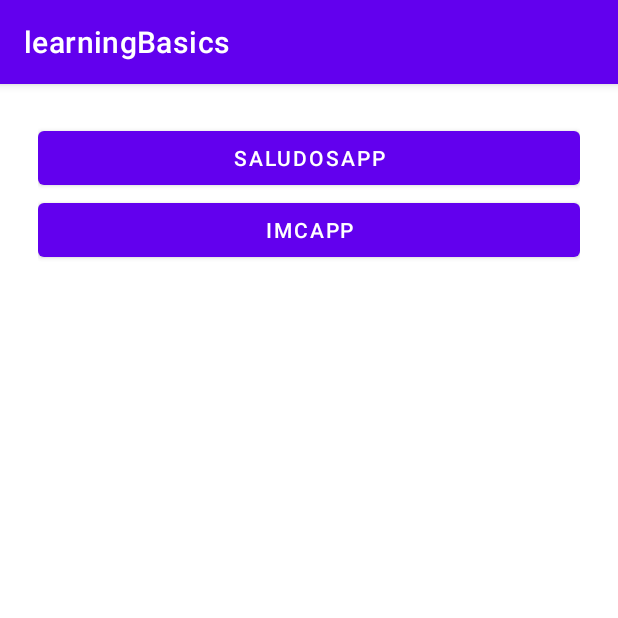
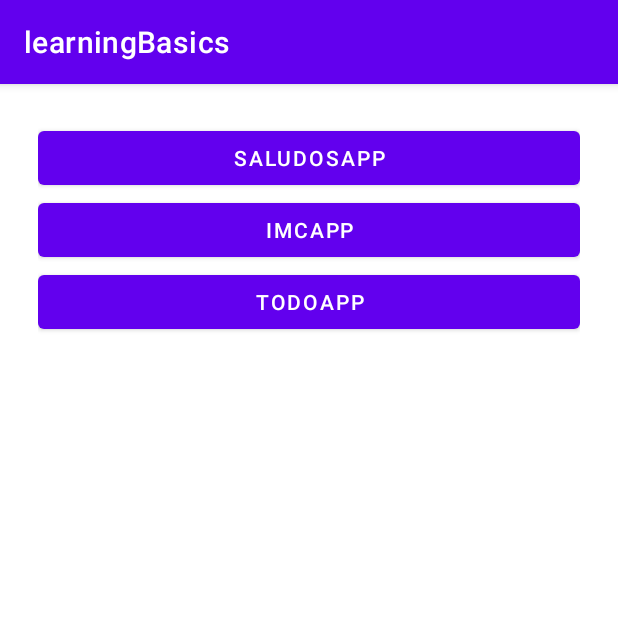
Before and after one commit to s4idl/learningBasicsKot, an Android app built with Jetpack Compose: the screen it shows after launch (MenuActivity), on a phone screen of 412 x 824 dp, the top half of it. Run offline under Robolectric (Android 15) with nearby library versions, the phone set to English and light mode, and no system bars.

Commit message:
first part

```diff
--- a/app/src/main/AndroidManifest.xml
+++ b/app/src/main/AndroidManifest.xml
@@ -11,6 +11,10 @@
         android:roundIcon="@mipmap/ic_launcher_round"
         android:supportsRtl="true"
         android:theme="@style/Theme.LearningBasics">
+        <activity
+            android:name=".todoapp.TodoActivity"
+            android:theme="@style/Theme.TODOapp"
+            android:exported="false" />
         <activity
             android:name=".imccalculator.ResultIMCActivity"
             android:exported="false" />
@@ -35,7 +39,7 @@
             android:theme="@style/Theme.LearningBasics" />
         <activity
             android:name=".firstapp.FirstAppActivity"
-            android:exported="true"></activity>
+            android:exported="true" />
     </application>
 
 </manifest>
--- a/app/src/main/java/com/s4id/learningbasics/MenuActivity.kt
+++ b/app/src/main/java/com/s4id/learningbasics/MenuActivity.kt
@@ -10,6 +10,7 @@ import androidx.core.view.ViewCompat
 import androidx.core.view.WindowInsetsCompat
 import com.s4id.learningbasics.firstapp.FirstAppActivity
 import com.s4id.learningbasics.imccalculator.ImcCalculatorActivity
+import com.s4id.learningbasics.todoapp.TodoActivity
 
 class MenuActivity : AppCompatActivity() {
     override fun onCreate(savedInstanceState: Bundle?) {
@@ -17,8 +18,10 @@ class MenuActivity : AppCompatActivity() {
         setContentView(R.layout.activity_menu)
         val btnSaludApp  = findViewById<Button>(R.id.btnSaludApp)
         val btnIMCApp  = findViewById<Button>(R.id.btnIMCApp)
+        val btnTODO = findViewById<Button>(R.id.btnTODO)
         btnSaludApp.setOnClickListener{ navigateToSaludApp() }
         btnIMCApp.setOnClickListener{ navigateToImcApp() }
+        btnTODO.setOnClickListener{ navigateToTodoApp() }
     }
 
     private fun navigateToImcApp(){
@@ -29,4 +32,8 @@ class MenuActivity : AppCompatActivity() {
         val intent = Intent(this, FirstAppActivity::class.java)
         startActivity(intent)
     }
+    private fun navigateToTodoApp(){
+        val intent = Intent(this, TodoActivity::class.java)
+        startActivity(intent)
+    }
 }
--- a/app/src/main/res/layout/activity_menu.xml
+++ b/app/src/main/res/layout/activity_menu.xml
@@ -22,4 +22,11 @@
         android:text="IMCApp"
         />
 
+    <Button
+        android:id="@+id/btnTODO"
+        android:layout_width="match_parent"
+        android:layout_height="wrap_content"
+        android:text="TODOapp"
+        />
+
 </LinearLayout>
--- a/app/src/main/res/values-night/themes.xml
+++ b/app/src/main/res/values-night/themes.xml
@@ -13,4 +13,5 @@
         <item name="android:statusBarColor">?attr/colorPrimaryVariant</item>
         <!-- Customize your theme here. -->
     </style>
+
 </resources>
--- a/app/src/main/res/values/strings.xml
+++ b/app/src/main/res/values/strings.xml
@@ -21,5 +21,9 @@
     <string name="title_obesidad">Obesidad</string>
     <string name="description_obesidad">Estás MUY por encima de lo óptimo para tu peso y altura.</string>
 
+    <!--TODOAPP-->
+    <string name="todo_title">Hola, Said</string>
+    <string name="todo_categories">Tus categorias</string>
+
     <string name="title_activity_result" />
 </resources>
--- a/app/src/main/res/values/themes.xml
+++ b/app/src/main/res/values/themes.xml
@@ -13,4 +13,18 @@
         <item name="android:statusBarColor">?attr/colorPrimaryVariant</item>
         <!-- Customize your theme here. -->
     </style>
+
+    <style name="Theme.TODOapp" parent="Theme.MaterialComponents.DayNight.NoActionBar">
+        <!-- Primary brand color. -->
+        <item name="colorPrimary">@color/purple_200</item>
+        <item name="colorPrimaryVariant">@color/purple_700</item>
+        <item name="colorOnPrimary">@color/black</item>
+        <!-- Secondary brand color. -->
+        <item name="colorSecondary">@color/teal_200</item>
+        <item name="colorSecondaryVariant">@color/teal_200</item>
+        <item name="colorOnSecondary">@color/black</item>
+        <!-- Status bar color. -->
+        <item name="android:statusBarColor">@color/todo_background_todo_app</item>
+        <!-- Customize your theme here. -->
+    </style>
 </resources>
```
Also changed, not shown: app/src/main/java/com/s4id/learningbasics/todoapp/TodoActivity.kt (added, +16 -0 lines), app/src/main/res/layout/activity_todo.xml (added, +36 -0 lines), app/src/main/res/values/colors.xml (+15 -0 lines).
